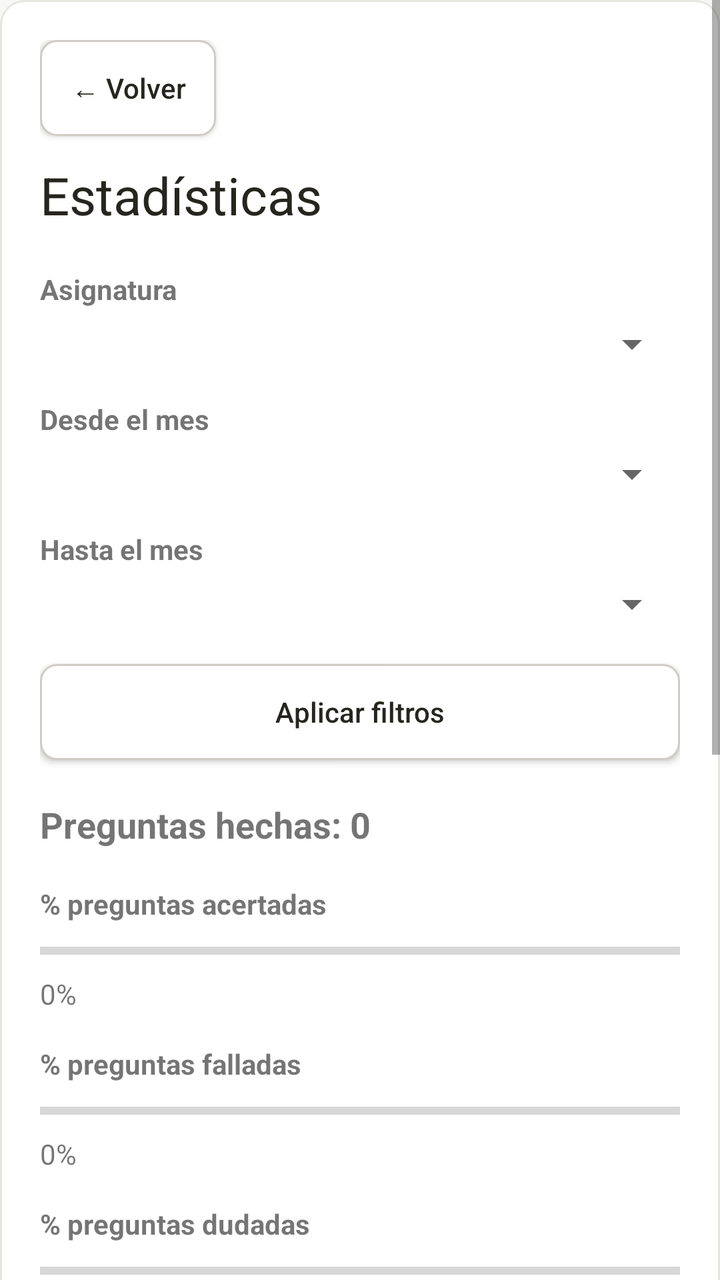
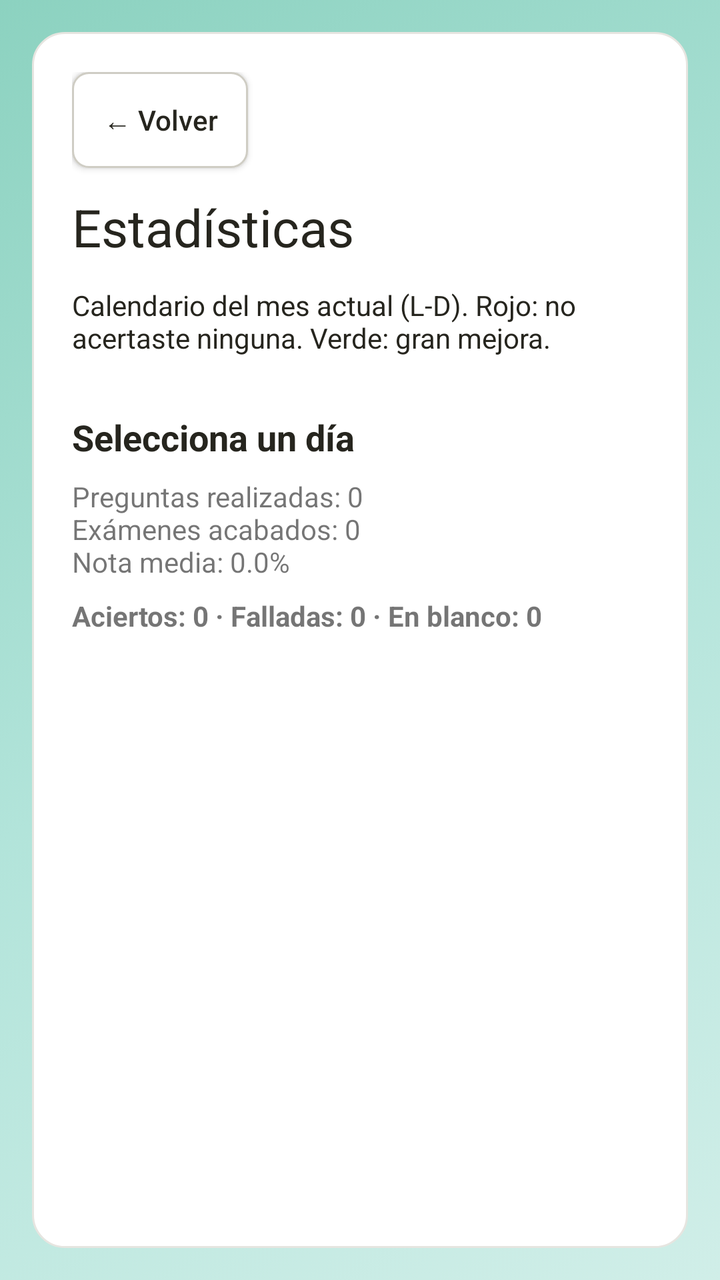

Screens rendered from an Android XML layout before and after an edit, with the pre-edit source and the edit as a unified diff.
<!-- AndroidManifest.xml: application theme Theme.AppCompat.Light.NoActionBar -->
<!-- res/layout/activity_statistics.xml -->
<?xml version="1.0" encoding="utf-8"?>
<ScrollView xmlns:android="http://schemas.android.com/apk/res/android"
    android:layout_width="match_parent"
    android:layout_height="match_parent"
    android:background="@drawable/bg_statistics"
    android:fillViewport="true">

    <LinearLayout
        android:layout_width="match_parent"
        android:layout_height="wrap_content"
        android:background="@drawable/pastel_panel"
        android:orientation="vertical"
        android:padding="20dp">

        <Button
            android:id="@+id/backButton"
            android:layout_width="wrap_content"
            android:layout_height="wrap_content"
            android:layout_marginBottom="12dp"
            android:background="@drawable/button_soft_action"
            android:text="← Volver"
            android:textAllCaps="false"
            android:textColor="@color/ink" />

        <TextView
            android:layout_width="wrap_content"
            android:layout_height="wrap_content"
            android:text="Estadísticas"
            android:textSize="26sp"
            android:textColor="@color/ink" />

        <TextView
            android:layout_width="wrap_content"
            android:layout_height="wrap_content"
            android:layout_marginTop="20dp"
            android:text="Asignatura"
            android:textStyle="bold" />

        <Spinner
            android:id="@+id/subjectSpinner"
            android:layout_width="match_parent"
            android:layout_height="wrap_content"
            android:layout_marginTop="6dp" />

        <TextView
            android:layout_width="wrap_content"
            android:layout_height="wrap_content"
            android:layout_marginTop="16dp"
            android:text="Desde el mes"
            android:textStyle="bold" />

        <Spinner
            android:id="@+id/startMonthSpinner"
            android:layout_width="match_parent"
            android:layout_height="wrap_content"
            android:layout_marginTop="6dp" />

        <TextView
            android:layout_width="wrap_content"
            android:layout_height="wrap_content"
            android:layout_marginTop="16dp"
            android:text="Hasta el mes"
            android:textStyle="bold" />

        <Spinner
            android:id="@+id/endMonthSpinner"
            android:layout_width="match_parent"
            android:layout_height="wrap_content"
            android:layout_marginTop="6dp" />

        <Button
            android:id="@+id/applyFiltersButton"
            android:layout_width="match_parent"
            android:layout_height="wrap_content"
            android:layout_marginTop="18dp"
            android:background="@drawable/button_soft_action"
            android:text="Aplicar filtros"
            android:textAllCaps="false"
            android:textColor="@color/ink" />

        <TextView
            android:id="@+id/summaryText"
            android:layout_width="match_parent"
            android:layout_height="wrap_content"
            android:layout_marginTop="20dp"
            android:text="Preguntas hechas: 0"
            android:textSize="18sp"
            android:textStyle="bold" />

        <TextView
            android:layout_width="wrap_content"
            android:layout_height="wrap_content"
            android:layout_marginTop="18dp"
            android:text="% preguntas acertadas"
            android:textStyle="bold" />

        <ProgressBar
            android:id="@+id/correctProgressBar"
            style="?android:attr/progressBarStyleHorizontal"
            android:layout_width="match_parent"
            android:layout_height="wrap_content"
            android:layout_marginTop="6dp"
            android:max="100"
            android:progress="0" />

        <TextView
            android:id="@+id/correctPercentText"
            android:layout_width="wrap_content"
            android:layout_height="wrap_content"
            android:layout_marginTop="4dp"
            android:text="0%" />

        <TextView
            android:layout_width="wrap_content"
            android:layout_height="wrap_content"
            android:layout_marginTop="16dp"
            android:text="% preguntas falladas"
            android:textStyle="bold" />

        <ProgressBar
            android:id="@+id/failedProgressBar"
            style="?android:attr/progressBarStyleHorizontal"
            android:layout_width="match_parent"
            android:layout_height="wrap_content"
            android:layout_marginTop="6dp"
            android:max="100"
            android:progress="0" />

        <TextView
            android:id="@+id/failedPercentText"
            android:layout_width="wrap_content"
            android:layout_height="wrap_content"
            android:layout_marginTop="4dp"
            android:text="0%" />

        <TextView
            android:layout_width="wrap_content"
            android:layout_height="wrap_content"
            android:layout_marginTop="16dp"
            android:text="% preguntas dudadas"
            android:textStyle="bold" />

        <ProgressBar
            android:id="@+id/doubtedProgressBar"
            style="?android:attr/progressBarStyleHorizontal"
            android:layout_width="match_parent"
            android:layout_height="wrap_content"
            android:layout_marginTop="6dp"
            android:max="100"
            android:progress="0" />

        <TextView
            android:id="@+id/doubtedPercentText"
            android:layout_width="wrap_content"
            android:layout_height="wrap_content"
            android:layout_marginTop="4dp"
            android:text="0%" />

        <TextView
            android:layout_width="wrap_content"
            android:layout_height="wrap_content"
            android:layout_marginTop="16dp"
            android:text="% acierto en caso de duda"
            android:textStyle="bold" />

        <ProgressBar
            android:id="@+id/doubtAccuracyProgressBar"
            style="?android:attr/progressBarStyleHorizontal"
            android:layout_width="match_parent"
            android:layout_height="wrap_content"
            android:layout_marginTop="6dp"
            android:max="100"
            android:progress="0" />

        <TextView
            android:id="@+id/doubtAccuracyText"
            android:layout_width="wrap_content"
            android:layout_height="wrap_content"
            android:layout_marginTop="4dp"
            android:text="0%" />

        
        <TextView
            android:layout_width="wrap_content"
            android:layout_height="wrap_content"
            android:layout_marginTop="24dp"
            android:text="Racha de dias consecutivos"
            android:textSize="18sp"
            android:textStyle="bold" />

        <TextView
            android:id="@+id/consecutiveDaysText"
            android:layout_width="wrap_content"
            android:layout_height="wrap_content"
            android:layout_marginTop="4dp"
            android:text="0 días"
            android:textColor="@color/primary"
            android:textSize="26sp"
            android:textStyle="bold" />

        
        <TextView
            android:layout_width="wrap_content"
            android:layout_height="wrap_content"
            android:layout_marginTop="24dp"
            android:text="Simulacros completados"
            android:textSize="18sp"
            android:textStyle="bold" />

        <RadioGroup
            android:id="@+id/aciertosGroupByGroup"
            android:layout_width="match_parent"
            android:layout_height="wrap_content"
            android:layout_marginTop="8dp"
            android:orientation="horizontal">

            <RadioButton
                android:id="@+id/radioAciertosDia"
                android:layout_width="0dp"
                android:layout_height="wrap_content"
                android:layout_weight="1"
                android:checked="true"
                android:text="Por día"
                android:textSize="13sp" />

            <RadioButton
                android:id="@+id/radioAciertosWeek"
                android:layout_width="0dp"
                android:layout_height="wrap_content"
                android:layout_weight="1"
                android:text="Por semana"
                android:textSize="13sp" />

            <RadioButton
                android:id="@+id/radioAciertosMonth"
                android:layout_width="0dp"
                android:layout_height="wrap_content"
                android:layout_weight="1"
                android:text="Por mes"
                android:textSize="13sp" />
        </RadioGroup>

        <TextView
            android:id="@+id/noSimulacrosDataText"
            android:layout_width="match_parent"
            android:layout_height="wrap_content"
            android:layout_marginTop="6dp"
            android:text="No hay simulacros en este período."
            android:visibility="gone" />

        <LinearLayout
            android:id="@+id/simulacrosChartContainer"
            android:layout_width="match_parent"
            android:layout_height="wrap_content"
            android:layout_marginTop="6dp"
            android:orientation="vertical" />

        
        <TextView
            android:layout_width="wrap_content"
            android:layout_height="wrap_content"
            android:layout_marginTop="24dp"
            android:text="Puntuación media de aciertos (%)"
            android:textSize="18sp"
            android:textStyle="bold" />

        <TextView
            android:id="@+id/thresholdGoalText"
            android:layout_width="wrap_content"
            android:layout_height="wrap_content"
            android:layout_marginTop="6dp"
            android:text="Objetivo: 70%" />

        <TextView
            android:id="@+id/noAciertosDataText"
            android:layout_width="match_parent"
            android:layout_height="wrap_content"
            android:layout_marginTop="6dp"
            android:text="No hay datos de aciertos en este período."
            android:visibility="gone" />

        <LinearLayout
            android:id="@+id/aciertosChartContainer"
            android:layout_width="match_parent"
            android:layout_height="wrap_content"
            android:layout_marginTop="6dp"
            android:orientation="vertical" />

        <TextView
            android:layout_width="wrap_content"
            android:layout_height="wrap_content"
            android:layout_marginTop="24dp"
            android:text="Número de preguntas hechas"
            android:textSize="18sp"
            android:textStyle="bold" />

        <TextView
            android:id="@+id/noDataText"
            android:layout_width="match_parent"
            android:layout_height="wrap_content"
            android:layout_marginTop="10dp"
            android:text="No hay datos en el rango seleccionado."
            android:visibility="gone" />

        <LinearLayout
            android:id="@+id/dailyChartContainer"
            android:layout_width="match_parent"
            android:layout_height="wrap_content"
            android:layout_marginTop="10dp"
            android:orientation="vertical" />
    </LinearLayout>
</ScrollView>
<!-- resources referenced by this layout -->
<resources>
  <color name="ink">#26251e</color>
  <color name="primary">#f54e00</color>
  <!-- drawable bg_statistics (drawable) -->
  ﻿<?xml version="1.0" encoding="utf-8"?>
  <shape xmlns:android="http://schemas.android.com/apk/res/android"
      android:shape="rectangle">
      <solid android:color="@color/canvas" />
  </shape>
  <!-- drawable button_soft_action (drawable) -->
  <?xml version="1.0" encoding="utf-8"?>
  <shape xmlns:android="http://schemas.android.com/apk/res/android"
      android:shape="rectangle">
      <solid android:color="@color/surface_card" />
      <corners android:radius="8dp" />
      <stroke
          android:width="1dp"
          android:color="@color/hairline_strong" />
  </shape>
  <!-- drawable pastel_panel (drawable) -->
  <?xml version="1.0" encoding="utf-8"?>
  <shape xmlns:android="http://schemas.android.com/apk/res/android"
      android:shape="rectangle">
      <solid android:color="@color/surface_card" />
      <corners android:radius="12dp" />
      <stroke
          android:width="1dp"
          android:color="@color/hairline" />
  </shape>
  <color name="canvas">#f7f7f4</color>
  <color name="surface_card">#ffffff</color>
  <color name="hairline_strong">#cfcdc4</color>
  <color name="hairline">#e6e5e0</color>
</resources>

<!-- the commit's change to res/layout/activity_statistics.xml (unified diff, before → after) -->
@@ -2,7 +2,8 @@
 <ScrollView xmlns:android="http://schemas.android.com/apk/res/android"
     android:layout_width="match_parent"
     android:layout_height="match_parent"
-    android:background="@drawable/bg_statistics"
+    android:background="@drawable/bg_gradient_anim"
+    android:padding="16dp"
     android:fillViewport="true">
 
     <LinearLayout
@@ -26,287 +27,54 @@
             android:layout_width="wrap_content"
             android:layout_height="wrap_content"
             android:text="Estadísticas"
-            android:textSize="26sp"
+            android:textColor="@color/ink"
+            android:textSize="26sp" />
+
+        <TextView
+            android:layout_width="match_parent"
+            android:layout_height="wrap_content"
+            android:layout_marginTop="12dp"
+            android:text="Calendario del mes actual (L-D). Rojo: no acertaste ninguna. Verde: gran mejora."
             android:textColor="@color/ink" />
 
         <TextView
-            android:layout_width="wrap_content"
-            android:layout_height="wrap_content"
-            android:layout_marginTop="20dp"
-            android:text="Asignatura"
-            android:textStyle="bold" />
-
-        <Spinner
-            android:id="@+id/subjectSpinner"
+            android:id="@+id/noHeatmapDataText"
             android:layout_width="match_parent"
             android:layout_height="wrap_content"
-            android:layout_marginTop="6dp" />
+            android:layout_marginTop="8dp"
+            android:text="Aún no hay actividad este mes."
+            android:visibility="gone" />
+
+        <LinearLayout
+            android:id="@+id/heatmapCalendarContainer"
+            android:layout_width="match_parent"
+            android:layout_height="wrap_content"
+            android:layout_marginTop="10dp"
+            android:orientation="vertical" />
 
         <TextView
-            android:layout_width="wrap_content"
-            android:layout_height="wrap_content"
-            android:layout_marginTop="16dp"
-            android:text="Desde el mes"
-            android:textStyle="bold" />
-
-        <Spinner
-            android:id="@+id/startMonthSpinner"
-            android:layout_width="match_parent"
-            android:layout_height="wrap_content"
-            android:layout_marginTop="6dp" />
-
-        <TextView
-            android:layout_width="wrap_content"
-            android:layout_height="wrap_content"
-            android:layout_marginTop="16dp"
-            android:text="Hasta el mes"
-            android:textStyle="bold" />
-
-        <Spinner
-            android:id="@+id/endMonthSpinner"
-            android:layout_width="match_parent"
-            android:layout_height="wrap_content"
-            android:layout_marginTop="6dp" />
-
-        <Button
-            android:id="@+id/applyFiltersButton"
+            android:id="@+id/selectedDayTitleText"
             android:layout_width="match_parent"
             android:layout_height="wrap_content"
             android:layout_marginTop="18dp"
-            android:background="@drawable/button_soft_action"
-            android:text="Aplicar filtros"
-            android:textAllCaps="false"
-            android:textColor="@color/ink" />
-
-        <TextView
-            android:id="@+id/summaryText"
-            android:layout_width="match_parent"
-            android:layout_height="wrap_content"
-            android:layout_marginTop="20dp"
-            android:text="Preguntas hechas: 0"
+            android:text="Selecciona un día"
+            android:textColor="@color/ink"
             android:textSize="18sp"
             android:textStyle="bold" />
 
         <TextView
-            android:layout_width="wrap_content"
-            android:layout_height="wrap_content"
-            android:layout_marginTop="18dp"
-            android:text="% preguntas acertadas"
-            android:textStyle="bold" />
-
-        <ProgressBar
-            android:id="@+id/correctProgressBar"
-            style="?android:attr/progressBarStyleHorizontal"
-            android:layout_width="match_parent"
-            android:layout_height="wrap_content"
-            android:layout_marginTop="6dp"
-            android:max="100"
-            android:progress="0" />
-
-        <TextView
-            android:id="@+id/correctPercentText"
-            android:layout_width="wrap_content"
-            android:layout_height="wrap_content"
-            android:layout_marginTop="4dp"
-            android:text="0%" />
-
-        <TextView
-            android:layout_width="wrap_content"
-            android:layout_height="wrap_content"
-            android:layout_marginTop="16dp"
-            android:text="% preguntas falladas"
-            android:textStyle="bold" />
-
-        <ProgressBar
-            android:id="@+id/failedProgressBar"
-            style="?android:attr/progressBarStyleHorizontal"
-            android:layout_width="match_parent"
-            android:layout_height="wrap_content"
-            android:layout_marginTop="6dp"
-            android:max="100"
-            android:progress="0" />
-
-        <TextView
-            android:id="@+id/failedPercentText"
-            android:layout_width="wrap_content"
-            android:layout_height="wrap_content"
-            android:layout_marginTop="4dp"
-            android:text="0%" />
-
-        <TextView
-            android:layout_width="wrap_content"
-            android:layout_height="wrap_content"
-            android:layout_marginTop="16dp"
-            android:text="% preguntas dudadas"
-            android:textStyle="bold" />
-
-        <ProgressBar
-            android:id="@+id/doubtedProgressBar"
-            style="?android:attr/progressBarStyleHorizontal"
-            android:layout_width="match_parent"
-            android:layout_height="wrap_content"
-            android:layout_marginTop="6dp"
-            android:max="100"
-            android:progress="0" />
-
-        <TextView
-            android:id="@+id/doubtedPercentText"
-            android:layout_width="wrap_content"
-            android:layout_height="wrap_content"
-            android:layout_marginTop="4dp"
-            android:text="0%" />
-
-        <TextView
-            android:layout_width="wrap_content"
-            android:layout_height="wrap_content"
-            android:layout_marginTop="16dp"
-            android:text="% acierto en caso de duda"
-            android:textStyle="bold" />
-
-        <ProgressBar
-            android:id="@+id/doubtAccuracyProgressBar"
-            style="?android:attr/progressBarStyleHorizontal"
-            android:layout_width="match_parent"
-            android:layout_height="wrap_content"
-            android:layout_marginTop="6dp"
-            android:max="100"
-            android:progress="0" />
-
-        <TextView
-            android:id="@+id/doubtAccuracyText"
-            android:layout_width="wrap_content"
-            android:layout_height="wrap_content"
-            android:layout_marginTop="4dp"
-            android:text="0%" />
-
-        
-        <TextView
-            android:layout_width="wrap_content"
-            android:layout_height="wrap_content"
-            android:layout_marginTop="24dp"
-            android:text="Racha de dias consecutivos"
-            android:textSize="18sp"
-            android:textStyle="bold" />
-
-        <TextView
-            android:id="@+id/consecutiveDaysText"
-            android:layout_width="wrap_content"
-            android:layout_height="wrap_content"
-            android:layout_marginTop="4dp"
-            android:text="0 días"
-            android:textColor="@color/primary"
-            android:textSize="26sp"
-            android:textStyle="bold" />
-
-        
-        <TextView
-            android:layout_width="wrap_content"
-            android:layout_height="wrap_content"
-            android:layout_marginTop="24dp"
-            android:text="Simulacros completados"
-            android:textSize="18sp"
-            android:textStyle="bold" />
-
-        <RadioGroup
-            android:id="@+id/aciertosGroupByGroup"
+            android:id="@+id/selectedDaySummaryText"
             android:layout_width="match_parent"
             android:layout_height="wrap_content"
             android:layout_marginTop="8dp"
-            android:orientation="horizontal">
-
-            <RadioButton
-                android:id="@+id/radioAciertosDia"
-                android:layout_width="0dp"
-                android:layout_height="wrap_content"
-                android:layout_weight="1"
-                android:checked="true"
-                android:text="Por día"
-                android:textSize="13sp" />
-
-            <RadioButton
-                android:id="@+id/radioAciertosWeek"
-                android:layout_width="0dp"
-                android:layout_height="wrap_content"
-                android:layout_weight="1"
-                android:text="Por semana"
-                android:textSize="13sp" />
-
-            <RadioButton
-                android:id="@+id/radioAciertosMonth"
-                android:layout_width="0dp"
-                android:layout_height="wrap_content"
-                android:layout_weight="1"
-                android:text="Por mes"
-                android:textSize="13sp" />
-        </RadioGroup>
+            android:text="Preguntas realizadas: 0&#10;Exámenes acabados: 0&#10;Nota media: 0.0%" />
 
         <TextView
-            android:id="@+id/noSimulacrosDataText"
+            android:id="@+id/selectedDayAnswersText"
             android:layout_width="match_parent"
             android:layout_height="wrap_content"
-            android:layout_marginTop="6dp"
-            android:text="No hay simulacros en este período."
-            android:visibility="gone" />
-
-        <LinearLayout
-            android:id="@+id/simulacrosChartContainer"
-            android:layout_width="match_parent"
-            android:layout_height="wrap_content"
-            android:layout_marginTop="6dp"
-            android:orientation="vertical" />
-
-        
-        <TextView
-            android:layout_width="wrap_content"
-            android:layout_height="wrap_content"
-            android:layout_marginTop="24dp"
-            android:text="Puntuación media de aciertos (%)"
-            android:textSize="18sp"
+            android:layout_marginTop="8dp"
+            android:text="Aciertos: 0 · Falladas: 0 · En blanco: 0"
             android:textStyle="bold" />
-
-        <TextView
-            android:id="@+id/thresholdGoalText"
-            android:layout_width="wrap_content"
-            android:layout_height="wrap_content"
-            android:layout_marginTop="6dp"
-            android:text="Objetivo: 70%" />
-
-        <TextView
-            android:id="@+id/noAciertosDataText"
-            android:layout_width="match_parent"
-            android:layout_height="wrap_content"
-            android:layout_marginTop="6dp"
-            android:text="No hay datos de aciertos en este período."
-            android:visibility="gone" />
-
-        <LinearLayout
-            android:id="@+id/aciertosChartContainer"
-            android:layout_width="match_parent"
-            android:layout_height="wrap_content"
-            android:layout_marginTop="6dp"
-            android:orientation="vertical" />
-
-        <TextView
-            android:layout_width="wrap_content"
-            android:layout_height="wrap_content"
-            android:layout_marginTop="24dp"
-            android:text="Número de preguntas hechas"
-            android:textSize="18sp"
-            android:textStyle="bold" />
-
-        <TextView
-            android:id="@+id/noDataText"
-            android:layout_width="match_parent"
-            android:layout_height="wrap_content"
-            android:layout_marginTop="10dp"
-            android:text="No hay datos en el rango seleccionado."
-            android:visibility="gone" />
-
-        <LinearLayout
-            android:id="@+id/dailyChartContainer"
-            android:layout_width="match_parent"
-            android:layout_height="wrap_content"
-            android:layout_marginTop="10dp"
-            android:orientation="vertical" />
     </LinearLayout>
 </ScrollView>
<!-- resource entries referenced after the edit -->
@@ -1,34 +1,90 @@
 <!-- resources referenced by this layout -->
 <resources>
   <color name="ink">#26251e</color>
-  <color name="primary">#f54e00</color>
-  <!-- drawable bg_statistics (drawable) -->
+  <!-- drawable bg_gradient_anim (drawable) -->
   ﻿<?xml version="1.0" encoding="utf-8"?>
-  <shape xmlns:android="http://schemas.android.com/apk/res/android"
-      android:shape="rectangle">
-      <solid android:color="@color/canvas" />
-  </shape>
+  <animation-list xmlns:android="http://schemas.android.com/apk/res/android"
+      android:oneshot="false">
+      <item android:duration="3000">
+          <shape android:shape="rectangle">
+              <gradient
+                  android:angle="135"
+                  android:startColor="#FFD0EEE8"
+                  android:centerColor="#FFB2E4DA"
+                  android:endColor="#FF8CD2C0"
+                  android:type="linear" />
+          </shape>
+      </item>
+      <item android:duration="3000">
+          <shape android:shape="rectangle">
+              <gradient
+                  android:angle="45"
+                  android:startColor="#FF8CD2C0"
+                  android:centerColor="#FFA8DDD2"
+                  android:endColor="#FFD0EEE8"
+                  android:type="linear" />
+          </shape>
+      </item>
+      <item android:duration="3000">
+          <shape android:shape="rectangle">
+              <gradient
+                  android:angle="90"
+                  android:startColor="#FFB2E4DA"
+                  android:centerColor="#FFD0EEE8"
+                  android:endColor="#FF8CD2C0"
+                  android:type="linear" />
+          </shape>
+      </item>
+      <item android:duration="3000">
+          <shape android:shape="rectangle">
+              <gradient
+                  android:angle="270"
+                  android:startColor="#FFEAF7F4"
+                  android:centerColor="#FF8CD2C0"
+                  android:endColor="#FFB2E4DA"
+                  android:type="linear" />
+          </shape>
+      </item>
+  </animation-list>
   <!-- drawable button_soft_action (drawable) -->
-  <?xml version="1.0" encoding="utf-8"?>
-  <shape xmlns:android="http://schemas.android.com/apk/res/android"
-      android:shape="rectangle">
-      <solid android:color="@color/surface_card" />
-      <corners android:radius="8dp" />
-      <stroke
-          android:width="1dp"
-          android:color="@color/hairline_strong" />
-  </shape>
+  ﻿<?xml version="1.0" encoding="utf-8"?>
+  <ripple xmlns:android="http://schemas.android.com/apk/res/android"
+      android:color="#FF70BFA9">
+      <item android:id="@android:id/mask">
+          <shape android:shape="rectangle">
+              <solid android:color="#FFFFFFFF" />
+              <corners android:radius="8dp" />
+          </shape>
+      </item>
+      <item>
+          <selector>
+              <item android:state_pressed="true">
+                  <shape android:shape="rectangle">
+                      <solid android:color="#FFB2E4DA" />
+                      <corners android:radius="8dp" />
+                      <stroke android:width="2dp" android:color="#FF70BFA9" />
+                  </shape>
+              </item>
+              <item>
+                  <shape android:shape="rectangle">
+                      <solid android:color="@color/surface_card" />
+                      <corners android:radius="8dp" />
+                      <stroke android:width="1dp" android:color="@color/hairline_strong" />
+                  </shape>
+              </item>
+          </selector>
+      </item>
+  </ripple>
   <!-- drawable pastel_panel (drawable) -->
   <?xml version="1.0" encoding="utf-8"?>
   <shape xmlns:android="http://schemas.android.com/apk/res/android"
       android:shape="rectangle">
-      <solid android:color="@color/surface_card" />
-      <corners android:radius="12dp" />
+      <solid android:color="@android:color/white" />
+      <corners android:radius="16dp" />
       <stroke
           android:width="1dp"
           android:color="@color/hairline" />
   </shape>
-  <color name="canvas">#f7f7f4</color>
   <color name="surface_card">#ffffff</color>
   <color name="hairline_strong">#cfcdc4</color>
   <color name="hairline">#e6e5e0</color>
